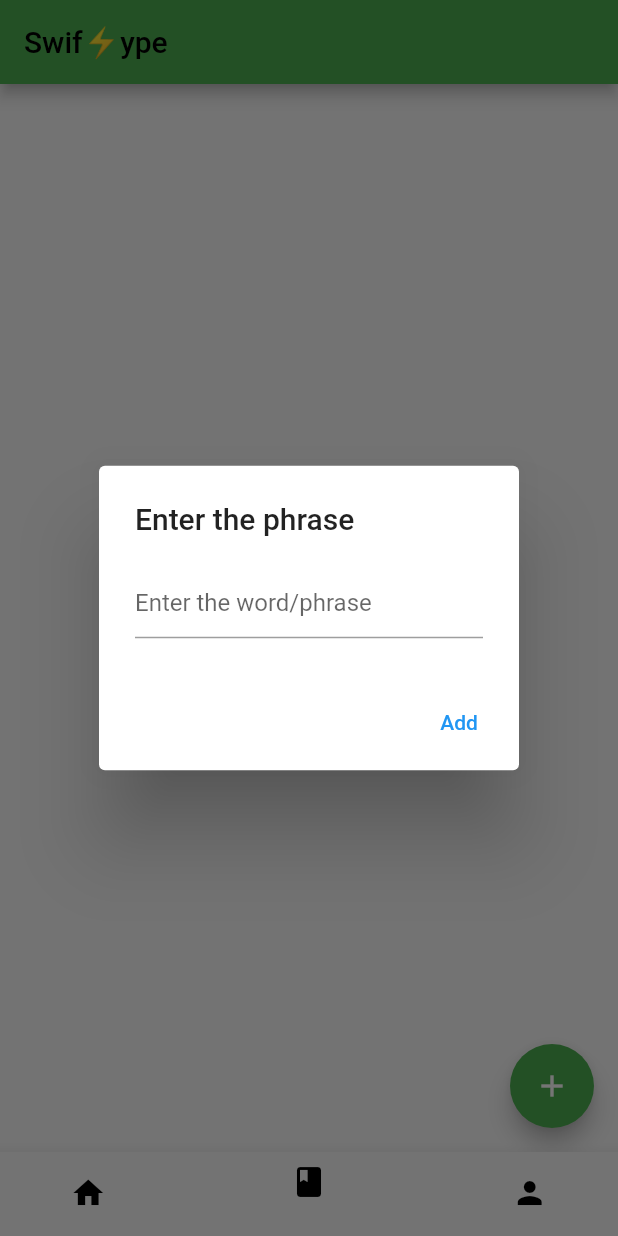
After one commit to Sakshee1234/swiftype1.0, a Flutter app: the screen it shows once a user with an empty profile is signed in, item 2 of the bottom bar chosen, after a tap on the "add" icon, on a phone screen of 412 x 824 dp. The commit adds this screen. Run offline on Flutter 3.47's test engine with Material 2 defaults, Android fonts, the light colour scheme and no system bars; our stand-ins replace cloud_firestore, firebase_auth, firebase_core, firebase_database; accounts and stored records are empty.

Commit message:
Firebase integration almost completed

```diff
--- /dev/null
+++ b/lib/dictionary.dart
@@ -0,0 +1,154 @@
+// import 'package:flutter/material.dart';
+
+// class Dictionary extends StatefulWidget {
+//   const Dictionary({Key? key}) : super(key: key);
+//   @override
+//   _DictionaryState createState() => _DictionaryState();
+// }
+
+// class _DictionaryState extends State<Dictionary> {
+//   final TextEditingController _textEditingController = TextEditingController();
+//   final List<String> _phrases = [];
+
+//   void _addPhrase(String phrase) {
+//     setState(() {
+//       _phrases.add(phrase);
+//       _textEditingController.clear(); // clear the text field
+//     });
+//   }
+
+//   @override
+//   Widget build(BuildContext context) {
+//     return Scaffold(
+//       // appBar: AppBar(
+//       //   title: const Text("My Dictionary"),
+//       //   backgroundColor: Colors.green,
+//       // ),
+//       body: ListView.builder(
+//         itemCount: _phrases.length,
+//         itemBuilder: (context, index) => Column(
+//           children: [
+//             ListTile(
+//               title: Text(_phrases[index]),
+//             ),
+//             const Divider(
+//               color: Colors.grey,
+//               height: 1,
+//               thickness: 0.4,
+//             ), // add a divider after each list tile
+//           ],
+//         ),
+//       ),
+//       floatingActionButton: FloatingActionButton(
+//         onPressed: () {
+//           showDialog(
+//             context: context,
+//             builder: (context) => AlertDialog(
+//               title: const Text('Enter the phrase'),
+//               content: TextField(
+//                 controller: _textEditingController,
+//                 decoration: const InputDecoration(
+//                   hintText: 'Enter the word/phrase',
+//                 ),
+//               ),
+//               actions: [
+//                 TextButton(
+//                   onPressed: () {
+//                     _addPhrase(_textEditingController.text);
+//                     Navigator.pop(context);
+//                   },
+//                   child: const Text('Add'),
+//                 ),
+//               ],
+//             ),
+//           );
+//         },
+//         child: const Icon(Icons.add),
+//         backgroundColor: Colors.green,
+//       ),
+//     );
+//   }
+// }
+import 'package:creationofswiftype/firebaseservices.dart';
+import 'package:creationofswiftype/model/word_dic.dart';
+import 'package:creationofswiftype/pages/add_note.dart';
+import 'package:firebase_auth/firebase_auth.dart';
+import 'package:firebase_auth/firebase_auth.dart';
+import 'package:flutter/material.dart';
+import 'package:firebase_database/firebase_database.dart';
+import 'package:firebase_core/firebase_core.dart';
+import 'package:cloud_firestore/cloud_firestore.dart';
+
+
+class Dictionary extends StatefulWidget {
+  const Dictionary({Key? key}) : super(key: key);
+
+  @override
+  _DictionaryState createState() => _DictionaryState();
+}
+
+class _DictionaryState extends State<Dictionary> {
+  final TextEditingController _textEditingController =
+      TextEditingController();
+  FirebaseFirestore firestore=FirebaseFirestore.instance;
+  FirebaseAuth auth=FirebaseAuth.instance;
+  User user=FirebaseAuth.instance.currentUser!;
+
+  @override
+  Widget build(BuildContext context) {
+    return Scaffold(
+      body:StreamBuilder(
+        stream: FirebaseFirestore.instance.collection('words').where('UID',isEqualTo: user.uid).snapshots(),
+        builder: (context,AsyncSnapshot snapshot){
+          if (snapshot.hasData)
+          {
+            return ListView.builder(
+              itemCount: snapshot.data.docs.length,
+              itemBuilder: (context,index){
+                WordModel w=WordModel.fromJSON(snapshot.data.docs[index]);
+                return Card(
+                  elevation: 5,
+                  child: ListTile(
+                    contentPadding: EdgeInsets.symmetric(horizontal: 10,vertical: 5),
+                    title: Text(w.word),
+                  ),
+                );
+              },
+            );
+          }
+          else
+          {
+            return Center(child:Text('No words'));
+          }
+        },
+      ),
+     floatingActionButton: FloatingActionButton(
+      backgroundColor: Colors.green,
+      child:Icon(Icons.add),
+      onPressed: (){
+        showDialog(
+            context: context,
+            builder: (context) => AlertDialog(
+              title: const Text('Enter the phrase'),
+              content: TextField(
+                controller: _textEditingController,
+                decoration: const InputDecoration(
+                  hintText: 'Enter the word/phrase',
+                ),
+              ),actions: [
+                TextButton (
+                  onPressed: () async {
+                    await FirestoreService().insertWord(_textEditingController.text,user.uid);
+                     Navigator.pop(context);
+                  },
+                  child: const Text('Add'),
+                ),
+              ],
+            ),
+          );
+
+      },
+     ),
+    );
+  }
+}
--- /dev/null
+++ b/lib/firebaseservices.dart
@@ -0,0 +1,19 @@
+import 'package:cloud_firestore/cloud_firestore.dart';
+
+class FirestoreService{
+  FirebaseFirestore f=FirebaseFirestore.instance;
+
+  Future insertWord(String word,String UID) async{
+    try{
+      await f.collection('words').add({
+        'word':word,
+        'UID':UID,
+        "date":DateTime.now(),
+      }
+      );
+    }catch(e)
+    {
+
+    }
+  }
+}
--- a/lib/main.dart
+++ b/lib/main.dart
@@ -2,7 +2,7 @@ import 'package:firebase_core/firebase_core.dart';
 import 'package:flutter/material.dart';
 import 'context/splashscreen.dart';
 
-Future<void> main() async {
+Future<void> main() async{
   WidgetsFlutterBinding.ensureInitialized();
   await Firebase.initializeApp();
   runApp(const MyApp());
@@ -16,6 +16,7 @@ class MyApp extends StatelessWidget {
     return MaterialApp(
       debugShowCheckedModeBanner: false,
       home: SplashScreen(),
+      //  theme: ThemeData(brightness: Brightness.dark)
     );
   }
 }
--- /dev/null
+++ b/lib/model/word_dic.dart
@@ -0,0 +1,21 @@
+import 'package:cloud_firestore/cloud_firestore.dart';
+class WordModel{
+  String id;
+  String word;
+  Timestamp date;
+  String UID;
+
+  WordModel({required this.id,
+  required this.word,
+  required this.date,
+  required this.UID});
+
+  factory WordModel.fromJSON(DocumentSnapshot doc){
+    return WordModel(
+      id:doc.id,
+      word:doc['word'],
+      date:doc['date'],
+      UID:doc['UID']
+    );
+  }
+}
--- a/lib/pages/login_page.dart
+++ b/lib/pages/login_page.dart
@@ -2,7 +2,7 @@ import 'package:firebase_auth/firebase_auth.dart';
 import 'package:flutter/material.dart';
 // import 'package:loginpage/context/textfield.dart';
 
-// // import 'package:firebase_auth/firebase_auth.dart';
+// import 'package:firebase_auth/firebase_auth.dart';
 // import 'package:loginpage/pages/homepage.dart';
 import '../context/textfield.dart';
 import 'navigator.dart';
--- a/pubspec.yaml
+++ b/pubspec.yaml
@@ -37,6 +37,8 @@ dependencies:
   cupertino_icons: ^1.0.2
   firebase_auth: ^4.3.0
   firebase_core: ^2.8.0
+  firebase_database: ^10.0.16
+  cloud_firestore: ^4.4.5
 
 dev_dependencies:
   flutter_test:
```
Also changed, not shown: lib/pages/acc1.dart (+71 -43 lines), lib/pages/acc2.dart (+14 -2 lines), lib/pages/acc3.dart (+36 -1 lines), lib/pages/acc4.dart (added, +56 -0 lines), lib/pages/add_note.dart (added, +25 -0 lines), lib/pages/navigator.dart (+7 -6 lines), pubspec.lock, 2 other files.
